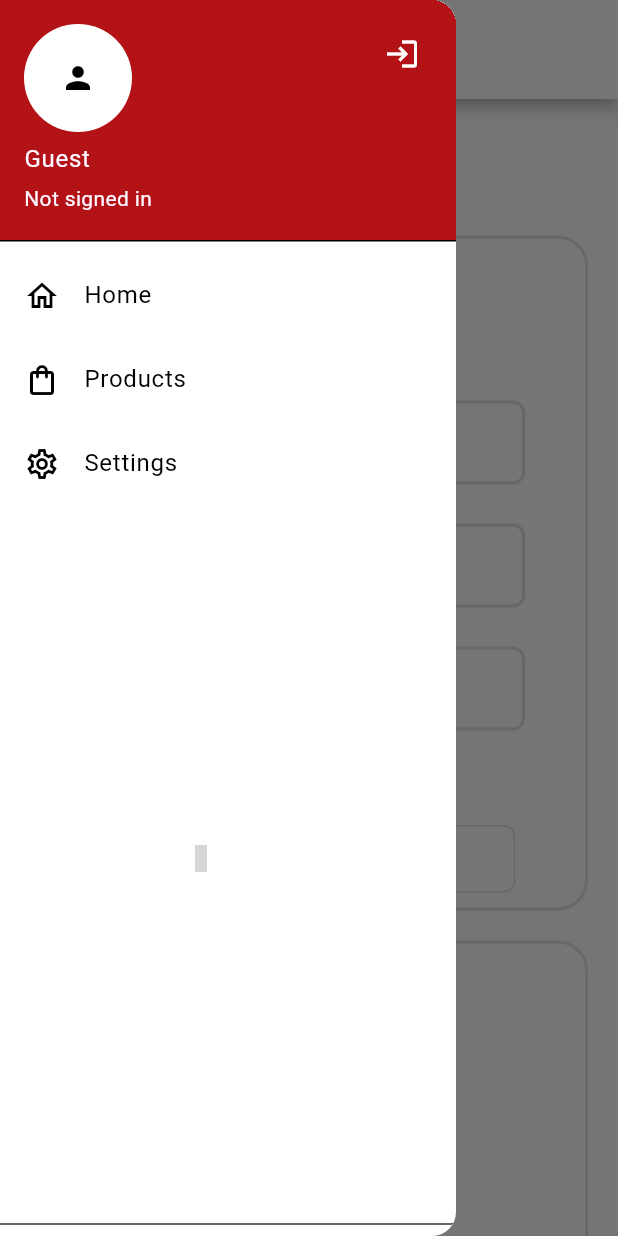
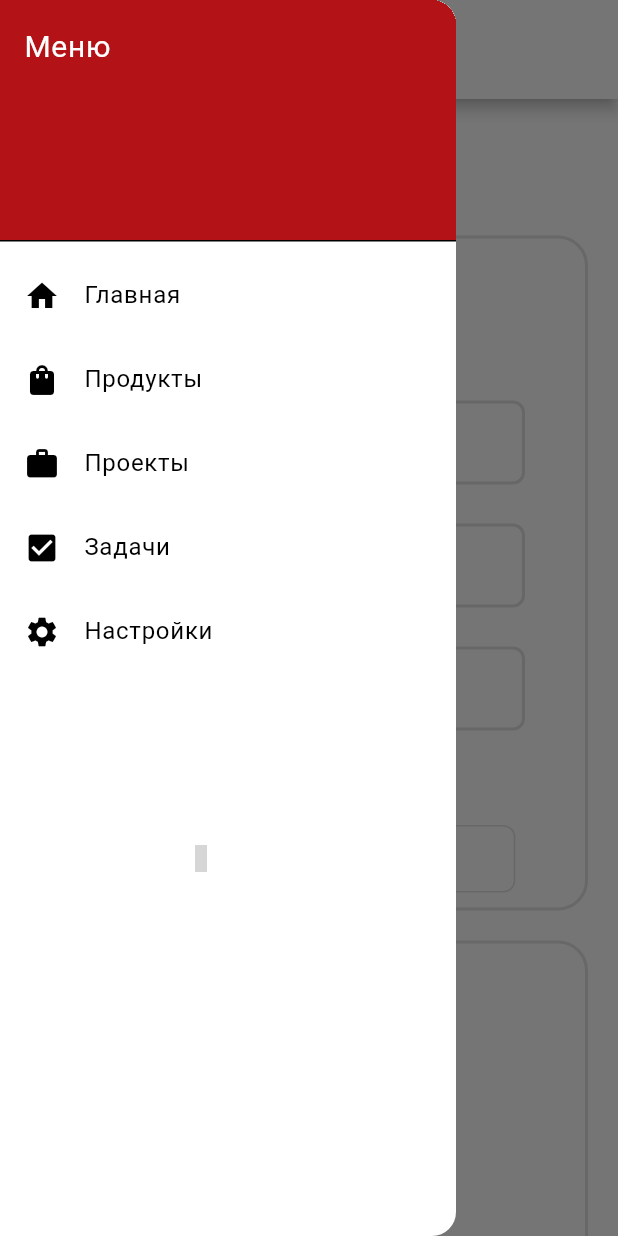
Before and after one commit to privel/arcane, a Flutter app: the screen it shows after launch, in the side drawer, after a tap on the "menu" icon, on a phone screen of 412 x 824 dp. Run offline on Flutter 3.47's test engine with Material 3 defaults, Android fonts, the phone set to English and light mode, and no system bars; our stand-ins replace firebase_auth, firebase_core, fl_chart, go_router, google_sign_in, iconly and 2 more; accounts and stored records are empty; grey boxes are pictures that could not be loaded.

Commit message:
adding routers and change appbar

```diff
--- a/lib/main.dart
+++ b/lib/main.dart
@@ -1,13 +1,13 @@
 import 'package:arcane/firebase_options.dart';
+import 'package:arcane/pages/home_page.dart';
 import 'package:arcane/services/providers/line_graph_provider.dart';
 import 'package:arcane/services/providers/nav_provider.dart';
 import 'package:arcane/pages/auth/login.dart';
 import 'package:arcane/pages/auth/register.dart';
-import 'package:arcane/pages/home.dart';
 import 'package:arcane/services/auth_service.dart';
+import 'package:arcane/services/routers/router.dart';
 import 'package:arcane/services/theme.dart';
 import 'package:arcane/widgets/buttons/navbtn.dart';
-import 'package:arcane/widgets/header/header.dart';
 import 'package:firebase_auth/firebase_auth.dart';
 import 'package:firebase_core/firebase_core.dart';
 import 'package:flutter/material.dart';
@@ -42,9 +42,10 @@ class MyApp extends StatelessWidget {
 
   @override
   Widget build(BuildContext context) {
-    return MaterialApp(
+    return MaterialApp.router(
       title: 'Arcane',
       debugShowCheckedModeBanner: false,
+      routerConfig: appRouter,
       theme: AppThemes.light,
       darkTheme: AppThemes.dark,
       themeMode: ThemeMode.light,
@@ -57,13 +58,30 @@ class MyApp extends StatelessWidget {
           const Breakpoint(start: 1921, end: double.infinity, name: '4K'),
         ],
       ),
-      initialRoute: '/',
-      routes: {
-        '/': (context) => const MainCode(),
-        '/auth/login': (context) => const LoginPage(),
-        '/auth/register': (context) => const RegisterPage(),
-      },
     );
+    //return MaterialApp(
+    //   title: 'Arcane',
+    //   debugShowCheckedModeBanner: false,
+
+    //   theme: AppThemes.light,
+    //   darkTheme: AppThemes.dark,
+    //   themeMode: ThemeMode.light,
+    //   builder: (context, child) => ResponsiveBreakpoints.builder(
+    //     child: child!,
+    //     breakpoints: [
+    //       const Breakpoint(start: 0, end: 450, name: MOBILE),
+    //       const Breakpoint(start: 451, end: 800, name: TABLET),
+    //       const Breakpoint(start: 801, end: 1920, name: DESKTOP),
+    //       const Breakpoint(start: 1921, end: double.infinity, name: '4K'),
+    //     ],
+    //   ),
+    //   initialRoute: '/',
+    //   routes: {
+    //     '/': (context) => const MainCode(),
+    //     '/auth/login': (context) => const LoginPage(),
+    //     '/auth/register': (context) => const RegisterPage(),
+    //   },
+    // );
   }
 }
 
@@ -81,7 +99,7 @@ class _MainCodeState extends State<MainCode> {
   double _headerPosition = 0.0;
 
   final List<Widget> pages = const [
-    HomePage(),
+    HomePage(), // 0
     Center(child: Text('Products Page')),
     Center(child: Text('Projects Page')),
     Center(child: Text('Tasks Page')),
--- a/lib/pages/home.dart
+++ b/lib/pages/life_graph.dart
@@ -6,14 +6,14 @@ import 'package:iconly/iconly.dart';
 import 'package:provider/provider.dart';
 import 'package:responsive_framework/responsive_framework.dart';
 
-class HomePage extends StatefulWidget {
-  const HomePage({super.key});
+class CalcLifeGraph extends StatefulWidget {
+  const CalcLifeGraph({super.key});
 
   @override
-  State<HomePage> createState() => _HomePageState();
+  State<CalcLifeGraph> createState() => _CalcLifeGraphState();
 }
 
-class _HomePageState extends State<HomePage> {
+class _CalcLifeGraphState extends State<CalcLifeGraph> {
   List<String> generateYears(DateTime birthDate) {
     final int startYear = birthDate.year;
     return List.generate(105, (index) => "${startYear + index} г.");
@@ -22,16 +22,8 @@ class _HomePageState extends State<HomePage> {
   @override
   Widget build(BuildContext context) {
     final providerGraph = Provider.of<LifeChartProvider>(context);
-
     final isMobile = ResponsiveBreakpoints.of(context).isMobile;
-    // final isTablet = ResponsiveBreakpoints.of(context).isTablet;
     final isDesktop = ResponsiveBreakpoints.of(context).isDesktop;
-
-    // providerGraph.setDay("12");
-    // providerGraph.setMonth("12");
-    // providerGraph.setYear("2000");
-    // DateTime? selectedDate;
-    // bool isGraphVisible = false;
 
     return LayoutBuilder(
       builder: (BuildContext context, BoxConstraints constraints) {
@@ -65,8 +57,6 @@ class DesktopWidgets extends StatelessWidget {
 
   @override
   Widget build(BuildContext context) {
-    DateTime? selectedDate;
-    bool isGraphVisible = false;
     return Padding(
       padding: const EdgeInsets.only(
           left: 30.0, top: 20.0, right: 30.0, bottom: 1000),
@@ -106,7 +96,7 @@ class DesktopWidgets extends StatelessWidget {
             crossAxisAlignment: CrossAxisAlignment.start,
             children: [
               Expanded(
-                flex: 4,
+                flex: 3,
                 child: Container(
                   height: 900,
                   decoration: BoxDecoration(
@@ -174,10 +164,8 @@ class DesktopWidgets extends StatelessWidget {
                           child: TextField(
                             onChanged: providerGraph.setDay,
                             inputFormatters: [
-                              LengthLimitingTextInputFormatter(
-                                  2), // <-- Ограничение на 2 символа
-                              FilteringTextInputFormatter
-                                  .digitsOnly, // <-- Разрешаем только цифры
+                              LengthLimitingTextInputFormatter(2),
+                              FilteringTextInputFormatter.digitsOnly,
                             ],
                             decoration: InputDecoration(
                               // filled: true,
@@ -303,9 +291,6 @@ class MobileWidgets extends StatelessWidget {
 
   @override
   Widget build(BuildContext context) {
-    DateTime? selectedDate;
-    bool isGraphVisible = false;
-
     return Padding(
       padding: const EdgeInsets.only(
           left: 20.0, top: 20.0, right: 20.0, bottom: 1000),
@@ -543,21 +528,6 @@ class TabletWidgets extends StatelessWidget {
                   fontSize: 28,
                 ),
               ),
-              // SizedBox(
-              //   height: 40,
-              //   child: ElevatedButton.icon(
-              //     onPressed: () {},
-              //     icon: const Icon(IconlyLight.calendar),
-              //     label: const Text(
-              //       "Выбрать дату",
-              //       style: TextStyle(
-              //         fontFamily: "Inter",
-              //         fontWeight: FontWeight.w400,
-              //         fontSize: 15,
-              //       ),
-              //     ),
-              //   ),
-              // ),
             ],
           ),
           const SizedBox(height: 30),
--- /dev/null
+++ b/lib/services/routers/router.dart
@@ -0,0 +1,32 @@
+import 'package:arcane/widgets/header/app_scaffold.dart';
+import 'package:arcane/widgets/main_layout.dart';
+import 'package:flutter/material.dart';
+import 'package:go_router/go_router.dart';
+import 'package:provider/provider.dart';
+import 'package:arcane/pages/life_graph.dart';
+
+final GoRouter appRouter = GoRouter(
+  initialLocation: '/',
+  routes: [
+    GoRoute(
+      path: '/',
+      builder: (context, state) => const AppScaffold(child: CalcLifeGraph()),
+    ),
+    GoRoute(
+      path: '/products',
+      builder: (context, state) => const AppScaffold(child: Text("/products")),
+    ),
+    GoRoute(
+      path: '/projects',
+      builder: (context, state) => const AppScaffold(child: Text("/projects")),
+    ),
+    GoRoute(
+      path: '/tasks',
+      builder: (context, state) => const AppScaffold(child: Text("/tasks")),
+    ),
+    GoRoute(
+      path: '/settings',
+      builder: (context, state) => const AppScaffold(child: Text("/settings")),
+    ),
+  ],
+);
--- /dev/null
+++ b/lib/widgets/header/app_scaffold.dart
@@ -0,0 +1,193 @@
+import 'package:flutter/material.dart';
+import 'package:flutter/rendering.dart';
+import 'package:responsive_framework/responsive_framework.dart';
+import 'package:go_router/go_router.dart';
+import 'package:arcane/widgets/buttons/navbtn.dart';
+
+class AppScaffold extends StatefulWidget {
+  final Widget child;
+
+  const AppScaffold({super.key, required this.child});
+
+  @override
+  State<AppScaffold> createState() => _AppScaffoldState();
+}
+
+class _AppScaffoldState extends State<AppScaffold> {
+  final ScrollController _scrollController = ScrollController();
+
+  bool _isHeaderVisible = true;
+
+  @override
+  void initState() {
+    super.initState();
+    _scrollController.addListener(() {
+      final direction = _scrollController.position.userScrollDirection;
+      if (direction == ScrollDirection.reverse && _isHeaderVisible) {
+        setState(() => _isHeaderVisible = false);
+      } else if (direction == ScrollDirection.forward && !_isHeaderVisible) {
+        setState(() => _isHeaderVisible = true);
+      }
+    });
+  }
+
+  @override
+  Widget build(BuildContext context) {
+    final isTabletOrSmaller =
+        ResponsiveBreakpoints.of(context).smallerOrEqualTo(TABLET);
+
+    return Scaffold(
+      drawer: isTabletOrSmaller ? _buildDrawer(context) : null,
+      body: CustomScrollView(
+        controller: _scrollController,
+        slivers: [
+          SliverPersistentHeader(
+            pinned: false,
+            floating: true,
+            delegate: _AnimatedHeader(
+              minExtent: 66,
+              maxExtent: 66,
+              child: Padding(
+                padding: const EdgeInsets.symmetric(horizontal: 20),
+                child: Row(
+                  children: [
+                    if (isTabletOrSmaller) ...[
+                      Builder(
+                        builder: (context) => IconButton(
+                          icon: const Icon(Icons.menu),
+                          onPressed: () => Scaffold.of(context).openDrawer(),
+                        ),
+                      ),
+                      const SizedBox(width: 15),
+                      const Text(
+                        "Arcane",
+                        style: TextStyle(
+                          fontWeight: FontWeight.bold,
+                          fontSize: 22,
+                          color: Colors.black,
+                        ),
+                      ),
+                    ],
+                    if (!isTabletOrSmaller) ...[
+                      const Text(
+                        "Arcane",
+                        style: TextStyle(
+                          fontWeight: FontWeight.bold,
+                          fontSize: 22,
+                          color: Colors.black,
+                        ),
+                      ),
+                      const SizedBox(width: 20),
+                      NavButton(
+                          label: "Главная", onPressed: () => context.go('/')),
+                      NavButton(
+                          label: "Продукты",
+                          onPressed: () => context.go('/products')),
+                      NavButton(
+                          label: "Проекты",
+                          onPressed: () => context.go('/projects')),
+                      NavButton(
+                          label: "Задачи",
+                          onPressed: () => context.go('/tasks')),
+                      NavButton(
+                          label: "Настройки",
+                          onPressed: () => context.go('/settings')),
+                    ]
+                  ],
+                ),
+              ),
+            ),
+          ),
+          SliverToBoxAdapter(
+            child: widget.child,
+          ),
+        ],
+      ),
+    );
+  }
+
+  Widget _buildDrawer(BuildContext context) {
+    return Drawer(
+      child: ListView(
+        padding: EdgeInsets.zero,
+        children: [
+          const DrawerHeader(
+            decoration: BoxDecoration(color: Color(0xFFb31217)),
+            child: Text('Меню',
+                style: TextStyle(color: Colors.white, fontSize: 20)),
+          ),
+          ListTile(
+            leading: const Icon(Icons.home),
+            title: const Text('Главная'),
+            onTap: () => context.go('/'),
+          ),
+          ListTile(
+            leading: const Icon(Icons.shopping_bag),
+            title: const Text('Продукты'),
+            onTap: () => context.go('/products'),
+          ),
+          ListTile(
+            leading: const Icon(Icons.work),
+            title: const Text('Проекты'),
+            onTap: () => context.go('/projects'),
+          ),
+          ListTile(
+            leading: const Icon(Icons.check_box),
+            title: const Text('Задачи'),
+            onTap: () => context.go('/tasks'),
+          ),
+          ListTile(
+            leading: const Icon(Icons.settings),
+            title: const Text('Настройки'),
+            onTap: () => context.go('/settings'),
+          ),
+        ],
+      ),
+    );
+  }
+}
+
+class _AnimatedHeader extends SliverPersistentHeaderDelegate {
+  final double minExtent;
+  final double maxExtent;
+  final Widget child;
+
+  _AnimatedHeader({
+    required this.minExtent,
+    required this.maxExtent,
+    required this.child,
+  });
+
+  @override
+  Widget build(
+      BuildContext context, double shrinkOffset, bool overlapsContent) {
+    final double targetOffset = -shrinkOffset.clamp(0.0, maxExtent);
+
+    return TweenAnimationBuilder<double>(
+      tween: Tween<double>(begin: 0.0, end: targetOffset),
+      duration: const Duration(milliseconds: 180),
+      curve: Curves.easeOutCubic,
+      builder: (context, animatedOffset, childWidget) {
+        return Transform.translate(
+          offset: Offset(0, animatedOffset),
+          child: SizedBox(
+            height: maxExtent,
+            child: Material(
+              elevation: 4,
+              color: Theme.of(context).scaffoldBackgroundColor,
+              child: child,
+            ),
+          ),
+        );
+      },
+      child: child,
+    );
+  }
+
+  @override
+  bool shouldRebuild(covariant _AnimatedHeader oldDelegate) {
+    return oldDelegate.child != child ||
+        oldDelegate.minExtent != minExtent ||
+        oldDelegate.maxExtent != maxExtent;
+  }
+}
--- a/pubspec.yaml
+++ b/pubspec.yaml
@@ -39,12 +39,13 @@ dependencies:
   shared_preferences: ^2.0.15
   shared_preferences_web: ^2.2.0
   google_fonts: ^6.2.1
-  go_router: ^15.1.0
+  go_router: ^15.1.1
   iconly: ^1.0.1
   firebase_core: ^3.13.0
   firebase_auth: ^5.5.2
   google_sign_in: ^6.2.2
   fl_chart: ^0.71.0
+
   cupertino_icons: ^1.0.8
 
 
```
Also changed, not shown: lib/pages/home_page.dart (added, +23 -0 lines), lib/services/providers/nav_provider.dart (+25 -1 lines), lib/widgets/main_layout.dart (added, +40 -0 lines).
